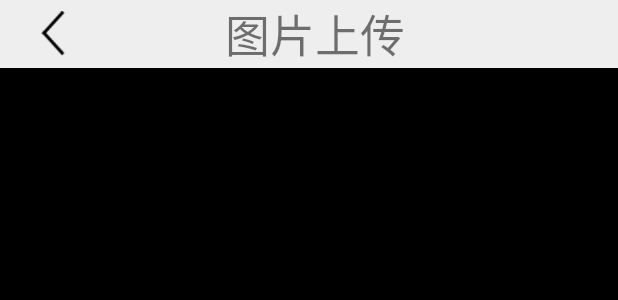
After one commit to libingmoma/suiji, an Android app: the layout activity_pic_add.xml on its own in the app's theme, with its tools: preview values and no code run, on a phone screen of 412 x 824 dp. The commit adds this screen. Shown: the top 300 px of the screen. Run offline under Robolectric (Android 15) with nearby library versions, the phone set to English and light mode, and no system bars.

Commit message:
wyy 9th 课程内容图片添加和一些跳转

```diff
--- a/app/build.gradle
+++ b/app/build.gradle
@@ -42,4 +42,5 @@ dependencies {
     testImplementation 'junit:junit:4.+'
     androidTestImplementation 'androidx.test.ext:junit:1.1.2'
     androidTestImplementation 'androidx.test.espresso:espresso-core:3.3.0'
+    implementation 'jp.wasabeef:richeditor-android:2.0.0'
 }
--- a/app/src/main/AndroidManifest.xml
+++ b/app/src/main/AndroidManifest.xml
@@ -9,6 +9,7 @@
         android:roundIcon="@mipmap/ic_launcher_round"
         android:supportsRtl="true"
         android:theme="@style/Theme.SuiJiFront">
+        <activity android:name=".PicAddActivity"></activity>
         <activity
             android:name=".MainActivity"
             android:label="@string/app_name" />
--- a/app/src/main/res/layout/activity_jitang.xml
+++ b/app/src/main/res/layout/activity_jitang.xml
@@ -56,7 +56,7 @@
                 app:backgroundTint="@color/purple_400"
                 android:background="@color/purple_400">
 
-                <TextView
+                <EditText
                     android:id="@+id/t_jiTang"
                     android:layout_width="284dp"
                     android:layout_height="336dp"
@@ -67,7 +67,7 @@
                     android:textColor="@color/black"
                     android:textSize="35sp">
 
-                </TextView>
+                </EditText>
 
             </RelativeLayout>
 
--- /dev/null
+++ b/app/src/main/res/layout/activity_pic_add.xml
@@ -0,0 +1,61 @@
+<?xml version="1.0" encoding="utf-8"?>
+<LinearLayout xmlns:android="http://schemas.android.com/apk/res/android"
+    xmlns:app="http://schemas.android.com/apk/res-auto"
+    xmlns:tools="http://schemas.android.com/tools"
+    android:layout_width="match_parent"
+    android:layout_height="match_parent"
+    android:orientation="vertical"
+    tools:context=".MessageLogInActivity">
+
+    <RelativeLayout
+        android:layout_width="match_parent"
+        android:layout_height="match_parent"
+        android:background="@color/black"
+        app:backgroundTint="@color/black">
+
+        <LinearLayout
+            android:layout_width="match_parent"
+            android:layout_height="wrap_content"
+            android:background="#EEEEEE"
+            app:layout_constraintTop_toTopOf="parent">
+
+            <ImageView
+                android:id='@+id/pic_add_back'
+                android:layout_width="30dp"
+                android:layout_height="30dp"
+                android:layout_gravity="center"
+                android:layout_marginLeft="20dp"
+                android:background="@drawable/base_action_back"
+                android:backgroundTint="@color/black" />
+
+            <TextView
+                android:id="@+id/title1"
+                android:layout_width="wrap_content"
+                android:layout_height="wrap_content"
+                android:layout_gravity="center_horizontal"
+                android:layout_marginStart="100dp"
+                android:text="图片上传"
+                android:textSize="30dp" />
+        </LinearLayout>
+
+        <RelativeLayout
+            android:layout_width="match_parent"
+            android:layout_height="match_parent"
+            android:layout_marginLeft="10dp"
+            android:layout_marginTop="50dp"
+            android:layout_marginRight="10dp"
+            android:layout_marginBottom="10dp">
+
+            <ScrollView
+                android:layout_width="match_parent"
+                android:layout_height="match_parent"
+                android:background="@color/black"
+                app:backgroundTint="@color/black">
+
+            </ScrollView>
+
+        </RelativeLayout>
+
+    </RelativeLayout>
+
+</LinearLayout>
--- a/build.gradle
+++ b/build.gradle
@@ -4,10 +4,10 @@ buildscript {
         maven { url 'https://maven.aliyun.com/repository/jcenter' }
         google()
         jcenter()
+        mavenCentral()
     }
     dependencies {
         classpath "com.android.tools.build:gradle:4.1.3"
-
         // NOTE: Do not place your application dependencies here; they belong
         // in the individual module build.gradle files
     }
```
Also changed, not shown: app/src/main/java/com/example/suijifront/CsContentEditActivity.java (+10 -0 lines), app/src/main/java/com/example/suijifront/PicAddActivity.java (added, +31 -0 lines).
